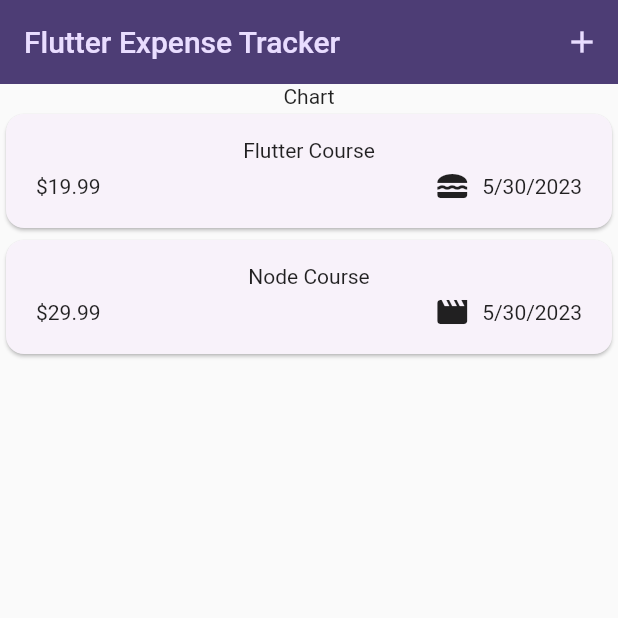
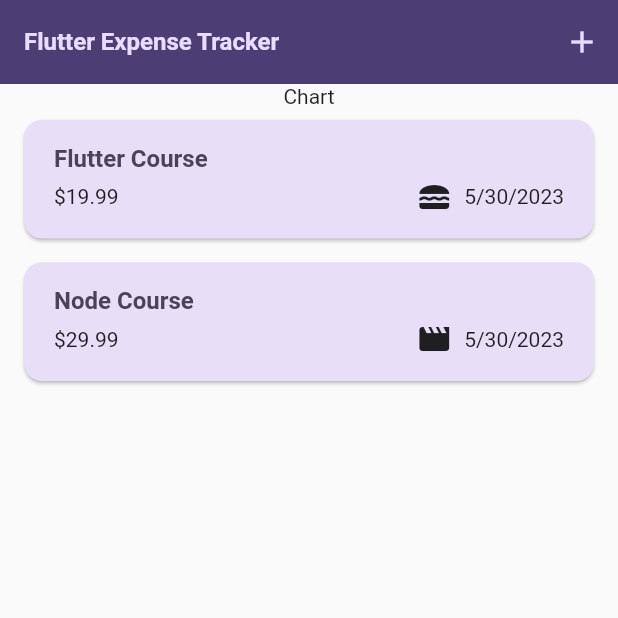
Before and after one commit to HassanKhan123/expense-tracker, a Flutter app: the screen it shows after launch, on a phone screen of 412 x 824 dp, the top half of it. Run offline on Flutter 3.47's test engine with Material 2 defaults, Android fonts, the phone set to English and light mode, and no system bars.

Commit message:
added: use theme inside of widgets

```diff
--- a/lib/main.dart
+++ b/lib/main.dart
@@ -22,6 +22,21 @@ class MyApp extends StatelessWidget {
           backgroundColor: kColorScheme.onPrimaryContainer,
           foregroundColor: kColorScheme.primaryContainer,
         ),
+        cardTheme: const CardTheme().copyWith(
+          color: kColorScheme.secondaryContainer,
+          margin: const EdgeInsets.symmetric(horizontal: 16, vertical: 8),
+        ),
+        elevatedButtonTheme: ElevatedButtonThemeData(
+          style: ElevatedButton.styleFrom(
+            backgroundColor: kColorScheme.primaryContainer,
+          ),
+        ),
+        textTheme: ThemeData().textTheme.copyWith(
+              titleLarge: TextStyle(
+                  fontWeight: FontWeight.bold,
+                  color: kColorScheme.onSecondaryContainer,
+                  fontSize: 16),
+            ),
       ),
       home: const Expenses(),
     );
--- a/lib/widgets/expenses_list/expenses_item.dart
+++ b/lib/widgets/expenses_list/expenses_item.dart
@@ -13,8 +13,12 @@ class ExpensesItem extends StatelessWidget {
       child: Padding(
         padding: const EdgeInsets.symmetric(horizontal: 20, vertical: 16),
         child: Column(
+          crossAxisAlignment: CrossAxisAlignment.start,
           children: [
-            Text(expense.title),
+            Text(
+              expense.title,
+              style: Theme.of(context).textTheme.titleLarge,
+            ),
             const SizedBox(
               height: 4,
             ),
--- a/lib/widgets/expenses_list/expenses_list.dart
+++ b/lib/widgets/expenses_list/expenses_list.dart
@@ -13,10 +13,20 @@ class ExpensesList extends StatelessWidget {
   @override
   Widget build(BuildContext context) {
     return ListView.builder(
-        itemCount: expenses.length,
-        itemBuilder: (ctx, index) => Dismissible(
-            key: ValueKey(expenses[index]),
-            onDismissed: (direction) => onRemoveExpense(expenses[index]),
-            child: ExpensesItem(expenses[index])));
+      itemCount: expenses.length,
+      itemBuilder: (ctx, index) => Dismissible(
+        background: Container(
+          color: Theme.of(context).colorScheme.error.withOpacity(0.75),
+          margin: EdgeInsets.symmetric(
+            horizontal: Theme.of(context).cardTheme.margin!.horizontal,
+          ),
+        ),
+        key: ValueKey(expenses[index]),
+        onDismissed: (direction) => onRemoveExpense(expenses[index]),
+        child: ExpensesItem(
+          expenses[index],
+        ),
+      ),
+    );
   }
 }
```
